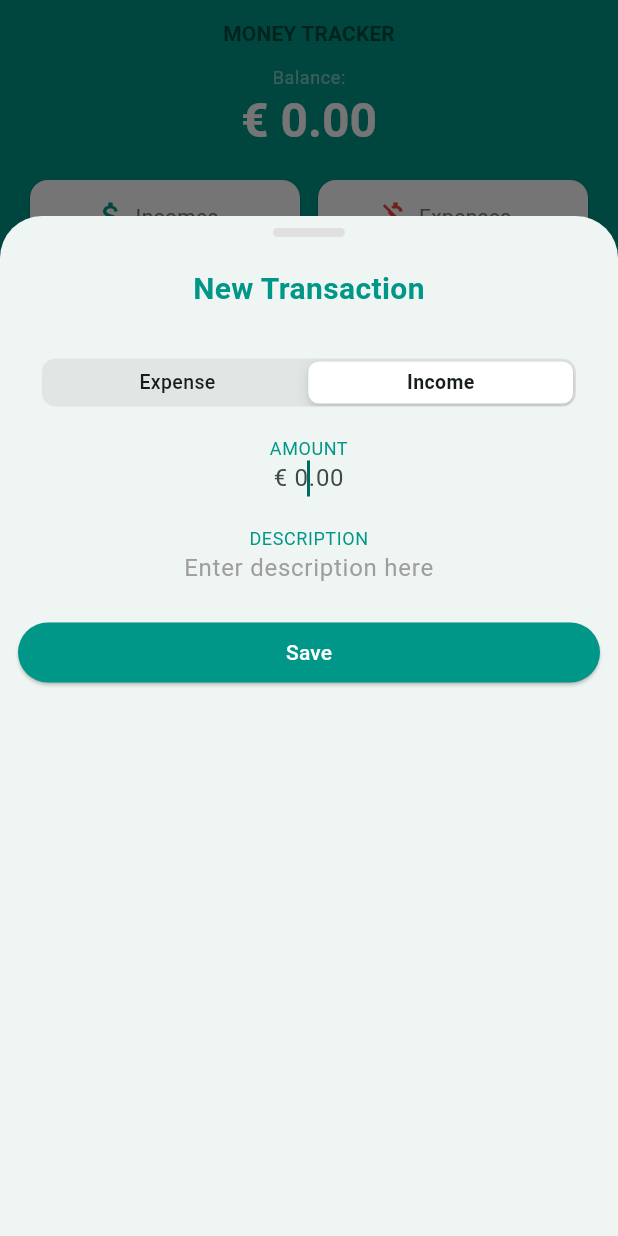
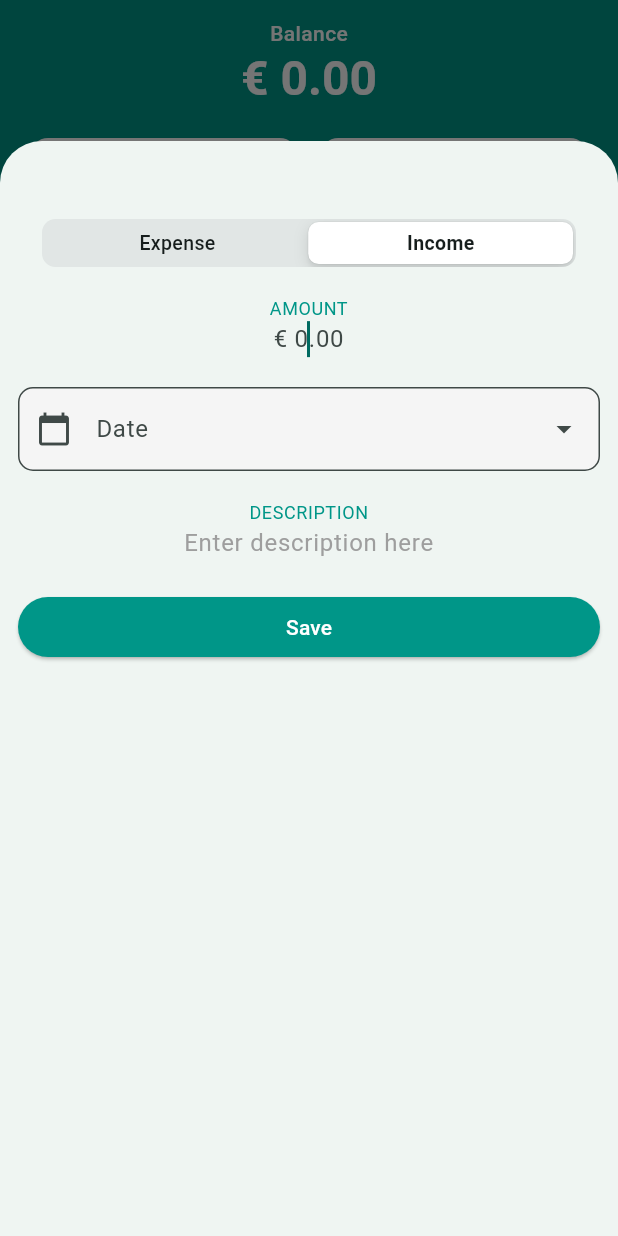
Before and after one commit to kimpuvi99/moneytracker, a Flutter app: the screen it shows after launch, after a tap on the "add" icon, on a phone screen of 412 x 824 dp. Run offline on Flutter 3.47's test engine with Material 3 defaults, Android fonts, the phone set to English and light mode, and no system bars; our stand-ins replace currency_text_input_formatter.

```diff
--- a/lib/model/transaction.dart
+++ b/lib/model/transaction.dart
@@ -1,13 +1,17 @@
+enum TransactionType { income, expense }
+
 class Transaction {
+  final String id; // Add the id property
   final TransactionType type;
   final double amount;
   final String description;
+  final DateTime date;
 
   Transaction({
+    required this.id, // Make id a required positional parameter
     required this.type,
     required this.amount,
     required this.description,
-  });
+    required this.date,
+  }); // Remove the ID generation from the constructor
 }
-
-enum TransactionType { income, expense }
--- a/lib/view/components/add_transaction_dialog.dart
+++ b/lib/view/components/add_transaction_dialog.dart
@@ -4,6 +4,8 @@ import 'package:flutter/material.dart';
 import 'package:money_tracker/controller/transactions_provider.dart';
 import 'package:money_tracker/model/transaction.dart';
 import 'package:provider/provider.dart';
+import 'package:uuid/uuid.dart';
+import 'package:intl/intl.dart';
 
 class AddTransactionDialog extends StatefulWidget {
   const AddTransactionDialog({
@@ -18,39 +20,40 @@ class _AddTransactionDialogState extends State<AddTransactionDialog> {
   double amount = 0;
   String description = '';
   TransactionType type = TransactionType.income;
+  DateTime? _selectedDate; // To store the selected date
+
+  // Function to show the date picker
+  void _presentDatePicker() {
+    showDatePicker(
+      context: context,
+      initialDate: DateTime.now(),
+      firstDate: DateTime(2000),
+      lastDate: DateTime.now(),
+    ).then((pickedDate) {
+      if (pickedDate == null) {
+        return;
+      }
+      setState(() {
+        _selectedDate = pickedDate;
+      });
+    });
+  }
 
   @override
   Widget build(BuildContext context) {
     return SizedBox(
-      height: 680,
+      height: 730, // Increased height to accommodate the date picker
       child: Column(
         mainAxisSize: MainAxisSize.min,
         children: [
-          Container(
-            margin: const EdgeInsets.only(top: 8),
-            height: 6,
-            width: 48,
-            decoration: BoxDecoration(
-                color: Colors.grey.shade300,
-                borderRadius: BorderRadius.circular(3)),
-          ),
-          Container(
-            padding: const EdgeInsets.all(20),
-            width: double.infinity,
-            child: const Text(
-              'New Transaction',
-              style: TextStyle(
-                  fontSize: 20,
-                  fontWeight: FontWeight.bold,
-                  color: Colors.teal),
-              textAlign: TextAlign.center,
-            ),
-          ),
+          // ... (Your existing header code, if any)
+          const SizedBox(height: 40),
           Padding(
             padding: const EdgeInsets.all(12),
             child: Column(
               crossAxisAlignment: CrossAxisAlignment.stretch,
               children: [
+                // Transaction Type Selector
                 Padding(
                   padding: const EdgeInsets.symmetric(horizontal: 16.0),
                   child: CupertinoSlidingSegmentedControl(
@@ -71,12 +74,11 @@ class _AddTransactionDialogState extends State<AddTransactionDialog> {
                   ),
                 ),
                 const SizedBox(height: 20),
+
+                // Amount Input Field
                 Text(
                   'AMOUNT',
-                  style: Theme.of(context)
-                      .textTheme
-                      .bodySmall!
-                      .copyWith(color: Colors.teal),
+                  style: Theme.of(context).textTheme.bodySmall!.copyWith(color: Colors.teal),
                   textAlign: TextAlign.center,
                 ),
                 TextField(
@@ -85,47 +87,96 @@ class _AddTransactionDialogState extends State<AddTransactionDialog> {
                   ],
                   autofocus: true,
                   textAlign: TextAlign.center,
-                    decoration:
-                        const InputDecoration.collapsed(hintText: '€ 0.00'),
-                    keyboardType:
-                        const TextInputType.numberWithOptions(decimal: true),
+                  decoration: const InputDecoration.collapsed(hintText: '€ 0.00'),
+                  keyboardType: const TextInputType.numberWithOptions(decimal: true),
                   onChanged: (value) {
-                      final cleanValue = value.replaceAll('€', '');
-                      final cleanValue2 = cleanValue.replaceAll(',', '');
-                      if (cleanValue2.isNotEmpty) {
-                        amount = double.parse(cleanValue2);
+                    final cleanValue = value.replaceAll('€', '').replaceAll(',', '');
+                    if (cleanValue.isNotEmpty) {
+                      amount = double.parse(cleanValue);
                     }
-                    }),
+                  },
+                ),
+ //               const SizedBox(height: 20),
+
+                // Description Input Field
+                // Text(
+                //   'CATEGORY',
+                //   style: Theme.of(context).textTheme.bodySmall!.copyWith(color: Colors.teal),
+                //   textAlign: TextAlign.center,
+                // ),
+                // TextField(
+                //   textAlign: TextAlign.center,
+                //   decoration: const InputDecoration.collapsed(
+                //     hintText: 'Enter category here',
+                //     hintStyle: TextStyle(color: Colors.grey)
+                //   ),
+                //   keyboardType: TextInputType.text,
+                //   onChanged: (value) {
+                //     description = value;
+                //   },
+                // ),
                 const SizedBox(height: 20),
+
+                // Date Picker Field (Mejorado)
+                TextField(
+                  decoration: InputDecoration(
+                    labelText: 'Date',
+                    hintText: 'yyyy-MM-dd',
+                    border: OutlineInputBorder(
+                      borderRadius: BorderRadius.circular(10.0),
+                      borderSide: BorderSide(color: Colors.grey[400]!),
+                    ),
+                    filled: true,
+                    fillColor: Colors.grey[100],
+                    prefixIcon: const Icon(Icons.calendar_today),
+                    suffixIcon: IconButton(
+                      icon: const Icon(Icons.arrow_drop_down),
+                      onPressed: _presentDatePicker,
+                    ),
+                  ),
+                  controller: TextEditingController(
+                    text: _selectedDate == null
+                        ? ''
+                        : DateFormat('yyyy-MM-dd').format(_selectedDate!),
+                  ),
+                  readOnly: true,
+                  style: const TextStyle(
+                    fontSize: 16,
+                    fontWeight: FontWeight.w500,
+                  ),
+                ),
+                const SizedBox(height: 20),
+
+                // Description Input Field
                 Text(
                   'DESCRIPTION',
-                  style: Theme.of(context)
-                      .textTheme
-                      .bodySmall!
-                      .copyWith(color: Colors.teal),
+                  style: Theme.of(context).textTheme.bodySmall!.copyWith(color: Colors.teal),
                   textAlign: TextAlign.center,
                 ),
                 TextField(
                   textAlign: TextAlign.center,
                   decoration: const InputDecoration.collapsed(
                     hintText: 'Enter description here',
-                      hintStyle: TextStyle(color: Colors.grey)),
+                    hintStyle: TextStyle(color: Colors.grey)
+                  ),
                   keyboardType: TextInputType.text,
                   onChanged: (value) {
                     description = value;
                   },
                 ),
                 const SizedBox(height: 20),
+
                 ElevatedButton(
-                    style:
-                        ElevatedButton.styleFrom(backgroundColor: Colors.teal),
+                  style: ElevatedButton.styleFrom(backgroundColor: Colors.teal),
                   onPressed: () {
-                      // Add transaction
+                    String newId = const Uuid().v4();
+
                     final transaction = Transaction(
+                      id: newId,
                       type: type,
-                        amount:
-                            type == TransactionType.expense ? -amount : amount,
+                      amount: type == TransactionType.expense ? -amount : amount,
                       description: description,
+                      date: _selectedDate ?? DateTime.now(),
                     );
 
                     Provider.of<TransactionsProvider>(context, listen: false)
@@ -135,7 +186,8 @@ class _AddTransactionDialogState extends State<AddTransactionDialog> {
                   child: const Text(
                     'Save',
                     style: TextStyle(color: Colors.white),
-                    ))
+                  ),
+                )
               ],
             ),
           ),
--- a/lib/view/components/home_header.dart
+++ b/lib/view/components/home_header.dart
@@ -23,17 +23,11 @@ class HomeHeader extends StatelessWidget {
       child: Column(
         children: [
           const SizedBox(height: 12),
-          Text(
-            'MONEY TRACKER',
-            style: Theme.of(context).textTheme.titleSmall!.copyWith(
-                color: Colors.teal.shade900, fontWeight: FontWeight.bold),
-          ),
-          const SizedBox(height: 12),
-          Text('Balance:',
+          Text('Balance',
               style: Theme.of(context)
                   .textTheme
-                  .bodySmall!
-                  .copyWith(color: Colors.white.withOpacity(0.5))),
+                  .bodyMedium!
+                  .copyWith(color: Colors.white, fontWeight: FontWeight.w500)),
           Text('€ ${balance.toStringAsFixed(2)}',
               style: Theme.of(context)
                   .textTheme
@@ -51,7 +45,7 @@ class HomeHeader extends StatelessWidget {
                   title: 'Incomes',
                   value: incomes,
                 ),
-                const SizedBox(width: 12),
+                const SizedBox(width: 15),
                 HeaderCard(
                   icon: const Icon(
                     Icons.money_off,
--- a/pubspec.yaml
+++ b/pubspec.yaml
@@ -28,6 +28,7 @@ environment:
 # the latest version available on pub.dev. To see which dependencies have newer
 # versions available, run `flutter pub outdated`.
 dependencies:
+  uuid: ^3.0.6  # Or the latest version
   cupertino_icons: ^1.0.6
   currency_text_input_formatter: ^2.2.3
   flutter:
```
Also changed, not shown: lib/controller/transactions_provider.dart (+19 -0 lines), lib/view/components/transactions_list.dart (+104 -6 lines), pubspec.lock. Lines whose indentation alone changed are shown as unchanged.
